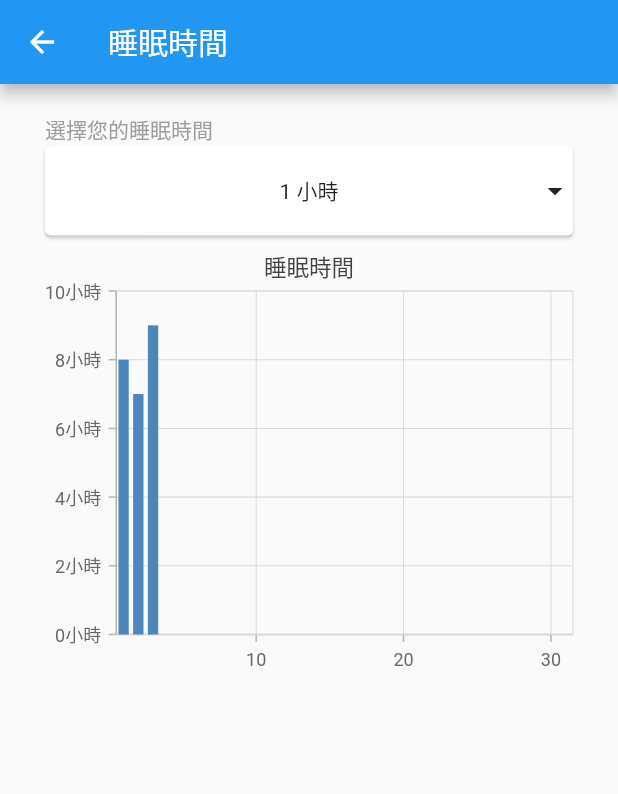
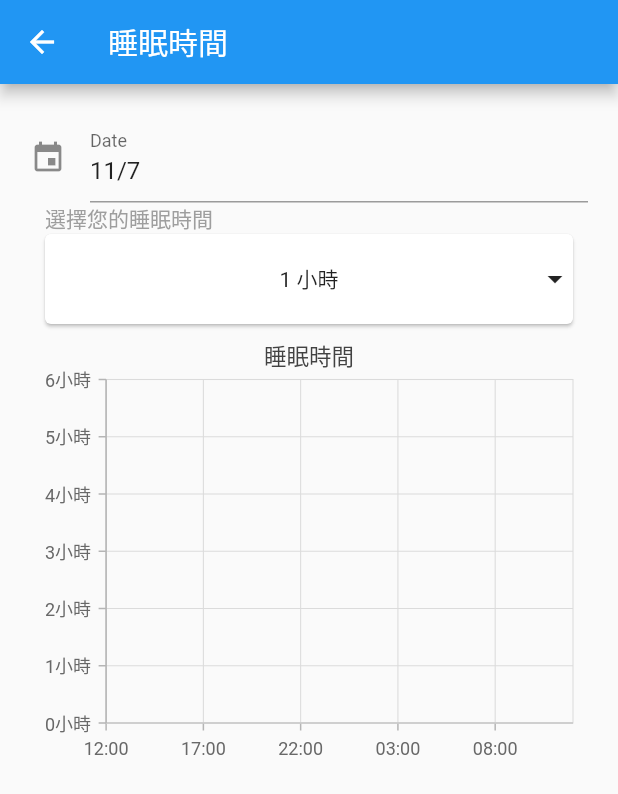
Before and after one commit to Clark1945/flutter_health_diary, a Flutter app: the sleeptime screen opened directly, on a phone screen of 412 x 824 dp. Shown: the top 794 px of the screen. Run offline on Flutter 3.47's test engine with Material 2 defaults, Android fonts, the light colour scheme and no system bars; drawn by our look-alikes of date_time_picker; our stand-ins replace google_fonts, hive, hive_flutter, jiffy, pedometer, syncfusion_flutter_charts; missing offline and left inert: direct_select; accounts and stored records are empty.

Commit message:
Optimize the sleep chart

```diff
--- a/health1/lib/main.dart
+++ b/health1/lib/main.dart
@@ -190,7 +190,6 @@ class MyApp extends StatelessWidget {
               children: <Widget>[
                 InkWell(
                   onTap: (){
-                    print("Hey");
                   },
                   child: Container(
                    child: ElevatedButton(child: Text('體重'),
--- a/health1/lib/sleeptime.dart
+++ b/health1/lib/sleeptime.dart
@@ -1,8 +1,11 @@
+import 'dart:convert';
+
 import 'package:flutter/material.dart';
 import "package:flutter/rendering.dart";
 import "dart:developer";
 import 'package:direct_select/direct_select.dart';
 import "package:syncfusion_flutter_charts/charts.dart";
+import 'package:date_time_picker/date_time_picker.dart';
 
 void main() {
   runApp(
@@ -23,11 +26,16 @@ class _sleeptimeState extends State<sleeptime> {
   late List<SalesData> _chartData;
   late TooltipBehavior _tooltipBehavior;
 
+  late TextEditingController _controller3;
+  GlobalKey<FormState> _oFormKey = GlobalKey<FormState>();
+
   @override
   void initState(){
     _chartData = getChartData();
     _tooltipBehavior = TooltipBehavior(enable: true);
+
     super.initState();
+    _controller3 = TextEditingController(text: DateTime.now().toString());
   }
 
   final elements1 = [
@@ -44,7 +52,7 @@ class _sleeptimeState extends State<sleeptime> {
   ];
 
   int? selectedIndex1 = 0;
-  int? St = 0;
+  String St = "";
   List<Widget> _buildItems1() {
     return elements1
         .map((val) => MySelectionItem(
@@ -53,13 +61,13 @@ class _sleeptimeState extends State<sleeptime> {
         .toList();
   }
 
-  void addItemToList(){
+  void addItemToList(String str){
     setState(() {
       var Date = DateTime.now();
       int Datemon= Date.day;  //加入月份
       //names.insert(0,nameController.text);
 //      msgCount.insert(0, 0); //insert在0的位置加入0
-      _chartData.insert(_chartData.length, SalesData(Datemon.toDouble(),St!.toDouble())); //圖表更新
+      _chartData.insert(_chartData.length, SalesData(DateTime.parse(_controller3.text),double.parse(str.substring(0,1)))); //圖表更新
     });
   }
 
@@ -76,6 +84,28 @@ class _sleeptimeState extends State<sleeptime> {
             mainAxisAlignment: MainAxisAlignment.start,
             crossAxisAlignment: CrossAxisAlignment.stretch,
               children: <Widget>[
+                SingleChildScrollView(
+                  child: Form(
+                    key: _oFormKey,
+                    child: Column(
+                      children: <Widget>[
+                        DateTimePicker(
+                          type: DateTimePickerType.date,  //顯示格式
+                          dateMask: 'Md',  //需求資料格式
+                          controller: _controller3,  //
+                          //initialValue: _initialValue,
+                          firstDate: DateTime(2000), //範圍
+                          lastDate: DateTime(2100),   //範圍
+                          icon: Icon(Icons.event),
+                          dateLabelText: 'Date',
+                          //locale: Locale('pt', 'BR'),
+                          selectableDayPredicate: (date) {
+                            return true;
+                          },
+                        ),],
+                    ),
+                  ),
+                ),
                 Padding(
                   padding: const EdgeInsets.only(left: 10.0),
                   child: Text(
@@ -93,8 +123,8 @@ class _sleeptimeState extends State<sleeptime> {
                     onSelectedItemChanged: (index) {
                       setState(() {
                         selectedIndex1 = index;
-                        St = selectedIndex1;
-                        addItemToList();
+                        St = elements1[selectedIndex1!];
+                        addItemToList(St);
                       });
                     },
                     mode: DirectSelectMode.tap,
@@ -107,7 +137,7 @@ class _sleeptimeState extends State<sleeptime> {
                   legend: Legend(isVisible: false), //顯示下面標籤
                   tooltipBehavior: _tooltipBehavior,
                   series: <ChartSeries>[
-                    ColumnSeries<SalesData,double>(
+                    ColumnSeries<SalesData,DateTime>(
                         //name: '睡眠時間',  //改變標籤名稱
                         dataSource: _chartData,
                         xValueMapper: (SalesData sales, _) => sales.year,  //X軸的資料
@@ -116,7 +146,7 @@ class _sleeptimeState extends State<sleeptime> {
                         enableTooltip: true  //final enable tooltip
                     )
                   ],
-                  primaryXAxis: NumericAxis(edgeLabelPlacement: EdgeLabelPlacement.shift),
+                  primaryXAxis: DateTimeAxis(edgeLabelPlacement: EdgeLabelPlacement.shift),
                   primaryYAxis: NumericAxis(
                     labelFormat: '{value}小時',
                     //numberFormat: NumberFormat.simpleCurrency(decimalDigits: 0) //$設定US為Default
@@ -131,10 +161,6 @@ class _sleeptimeState extends State<sleeptime> {
   }
   List<SalesData> getChartData(){
     final List<SalesData> chartData = [
-      SalesData(1, 8),
-      SalesData(2, 7),
-      SalesData(3, 9),
-      SalesData(31, 0),
     ];
     return chartData;
   }
@@ -144,7 +170,7 @@ class _sleeptimeState extends State<sleeptime> {
 
 class SalesData{
   SalesData(this.year,this.sales);
-  final double year;
+  final DateTime year;
   final double sales;
 }
 
```
